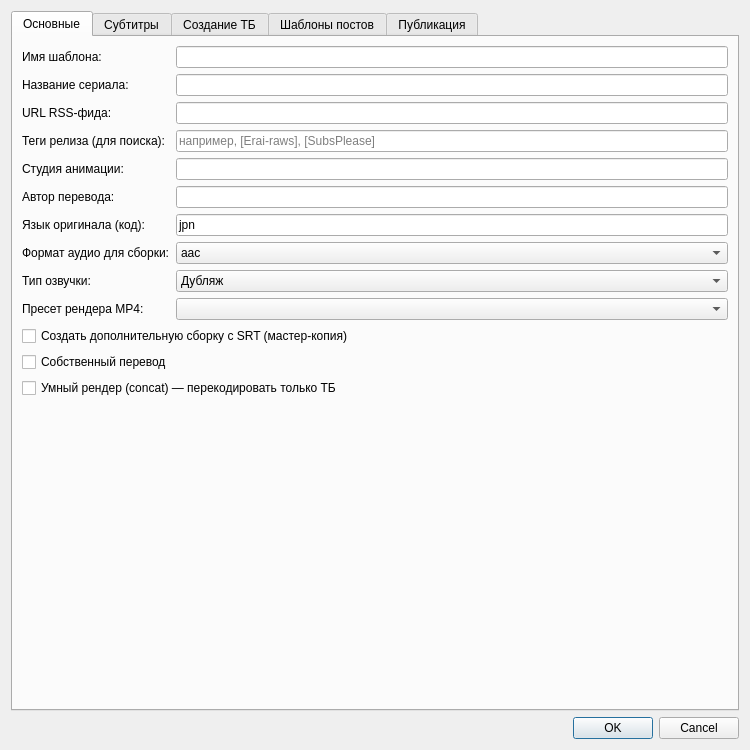
Above: ui/templateeditor.ui from IceHoles/DubbingTool before the change. Below: the same form after it.
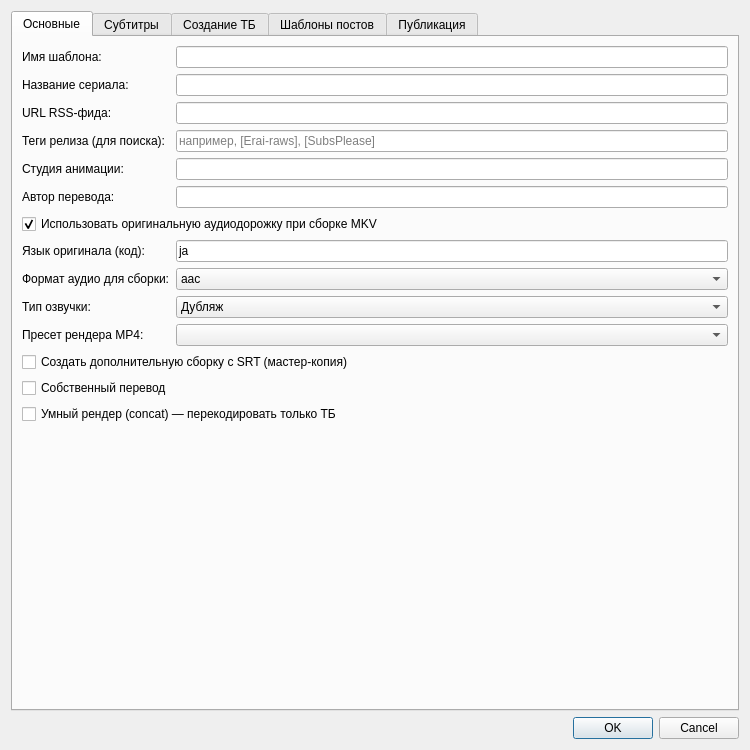
That is the form after the change. Custom widgets are drawn as their Qt base class.

```diff
--- a/ui/templateeditor.ui
+++ b/ui/templateeditor.ui
@@ -91,28 +91,38 @@
        <item row="5" column="1">
         <widget class="QLineEdit" name="subAuthorEdit"/>
        </item>
-       <item row="6" column="0">
+       <item row="6" column="0" colspan="2">
+        <widget class="QCheckBox" name="useOriginalAudioCheckBox">
+         <property name="text">
+          <string>Использовать оригинальную аудиодорожку при сборке MKV</string>
+         </property>
+         <property name="checked">
+          <bool>true</bool>
+         </property>
+        </widget>
+        </item>
+       <item row="7" column="0">
         <widget class="QLabel" name="label_17">
          <property name="text">
           <string>Язык оригинала (код):</string>
          </property>
         </widget>
        </item>
-       <item row="6" column="1">
+       <item row="7" column="1">
         <widget class="QLineEdit" name="originalLanguageEdit">
          <property name="text">
-          <string>jpn</string>
+          <string>ja</string>
          </property>
         </widget>
        </item>
-       <item row="7" column="0">
+       <item row="8" column="0">
         <widget class="QLabel" name="label_17_2">
          <property name="text">
           <string>Формат аудио для сборки:</string>
          </property>
         </widget>
        </item>
-       <item row="7" column="1">
+       <item row="8" column="1">
         <widget class="QComboBox" name="targetAudioFormatComboBox">
          <item>
           <property name="text">
@@ -126,14 +136,14 @@
          </item>
         </widget>
        </item>
-       <item row="8" column="0">
+       <item row="9" column="0">
         <widget class="QLabel" name="label_type">
          <property name="text">
           <string>Тип озвучки:</string>
          </property>
         </widget>
        </item>
-       <item row="8" column="1">
+       <item row="9" column="1">
         <widget class="QComboBox" name="voiceoverTypeComboBox">
          <item>
           <property name="text">
@@ -147,17 +157,17 @@
          </item>
         </widget>
        </item>
-       <item row="9" column="0">
+       <item row="10" column="0">
         <widget class="QLabel" name="label_18">
          <property name="text">
           <string>Пресет рендера MP4:</string>
          </property>
         </widget>
        </item>
-       <item row="9" column="1">
+       <item row="10" column="1">
         <widget class="QComboBox" name="renderPresetComboBox"/>
        </item>
-       <item row="10" column="0" colspan="2">
+       <item row="11" column="0" colspan="2">
         <widget class="QCheckBox" name="createSrtMasterCheckBox">
          <property name="toolTip">
           <string>После основной сборки создать дополнительный MKV с несжатым звуком и SRT-субтитрами (без надписей)</string>
@@ -167,7 +177,7 @@
          </property>
         </widget>
        </item>
-       <item row="11" column="0" colspan="2">
+       <item row="12" column="0" colspan="2">
         <widget class="QCheckBox" name="isCustomTranslationCheckBox">
          <property name="toolTip">
           <string>Если перевод выполнен силами команды, поставьте эту галочку. Название дорожки субтитров изменится на '[Дубляжная]'</string>
@@ -177,7 +187,7 @@
          </property>
         </widget>
        </item>
-       <item row="12" column="0" colspan="2">
+       <item row="13" column="0" colspan="2">
         <widget class="QCheckBox" name="useConcatRenderCheckBox">
          <property name="toolTip">
           <string>Перекодировать только сегмент с ТБ (титульным блоком), остальное видео копировать без перекодирования. Сохраняет оригинальное качество и значительно ускоряет рендер.</string>
@@ -732,4 +742,11 @@
  </widget>
  <resources/>
  <connections/>
+ <customwidgets>
+  <customwidget>
+   <class>TelegramPasteEdit</class>
+   <extends>QPlainTextEdit</extends>
+   <header>telegrampasteedit.h</header>
+  </customwidget>
+ </customwidgets>
 </ui>
```
Left out of the diff: 4 changed lines with no effect on the pictures.
